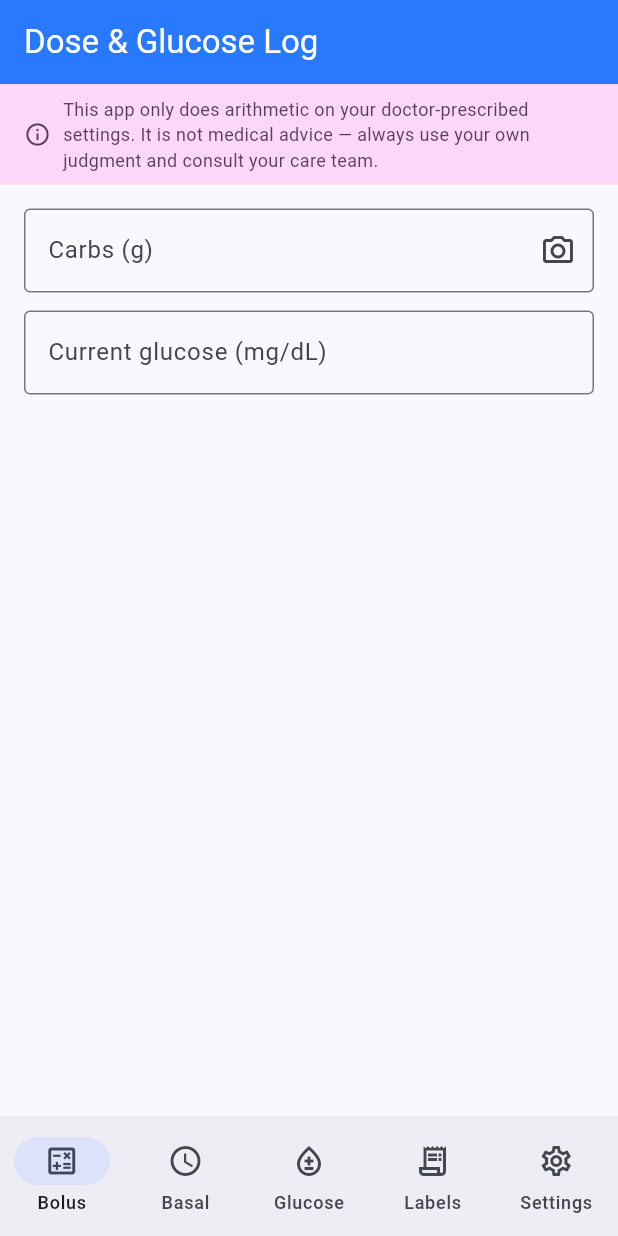
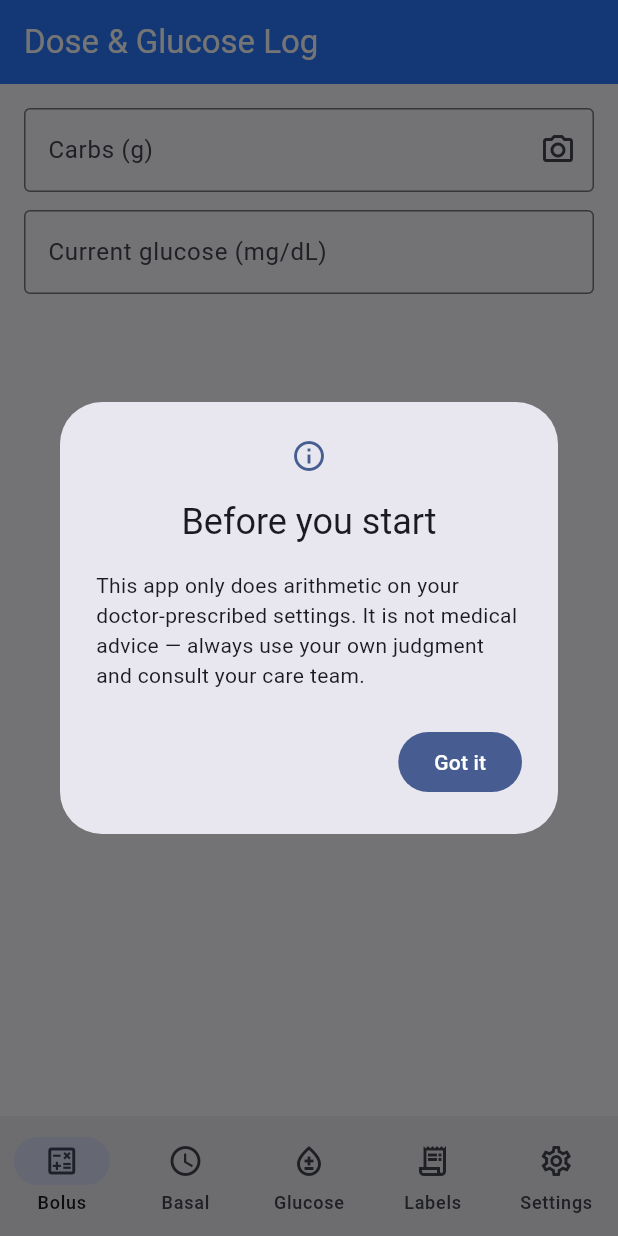
Before and after one commit to jaredkees04-png/diabetes, a Flutter app: the screen it shows after launch, on a phone screen of 412 x 824 dp. Run offline on Flutter 3.47's test engine with Material 3 defaults, Android fonts, the phone set to English and light mode, and no system bars; our stand-ins replace flutter_riverpod, image_picker, shared_preferences, sqflite, sqflite_common_ffi_web, web; missing offline and left inert: dart:js_interop; accounts and stored records are empty.

Commit message:
Turn the disclaimer into a dialog shown once per launch
Was a persistent banner pinned to the top of every screen, tinted
with the theme's tertiary color (a pink the user didn't like). Now
it's a dialog shown once each time the app opens — user has to tap
"Got it" to dismiss (no tap-outside-to-close, so it can't be missed
by accident) — using plain neutral dialog styling instead of a
colored banner, freeing up a full screen's worth of vertical space
on every tab.

Verified end-to-end against a real (headless) browser build: dialog
appears on load, dismisses on "Got it", and reappears on a fresh
reload (not a one-time-ever flag).

Co-Authored-By: Claude Sonnet 5 <noreply@anthropic.com>
Claude-Session: https://claude.ai/code/session_012iYgXnDVRQ266esQSzZ2EM

```diff
--- a/lib/app/home_shell.dart
+++ b/lib/app/home_shell.dart
@@ -26,17 +26,18 @@ class _HomeShellState extends State<HomeShell> {
   ];
 
   @override
+  void initState() {
+    super.initState();
+    WidgetsBinding.instance.addPostFrameCallback((_) {
+      if (mounted) showDisclaimerDialog(context);
+    });
+  }
+
+  @override
   Widget build(BuildContext context) {
     return Scaffold(
       appBar: AppBar(title: const Text('Dose & Glucose Log')),
-      body: Column(
-        children: [
-          const DisclaimerBanner(),
-          Expanded(
-            child: IndexedStack(index: _tabIndex, children: _screens),
-          ),
-        ],
-      ),
+      body: IndexedStack(index: _tabIndex, children: _screens),
       bottomNavigationBar: NavigationBar(
         selectedIndex: _tabIndex,
         onDestinationSelected: (index) => setState(() => _tabIndex = index),
--- a/lib/widgets/disclaimer_banner.dart
+++ b/lib/widgets/disclaimer_banner.dart
@@ -1,32 +1,29 @@
 import 'package:flutter/material.dart';
 
-/// Persistent, non-dismissible reminder that this app only does
-/// arithmetic on values a doctor prescribed — it is not medical advice.
-/// Shown on every screen, not just once on launch.
-class DisclaimerBanner extends StatelessWidget {
-  const DisclaimerBanner({super.key});
-
-  @override
-  Widget build(BuildContext context) {
+/// Shown once each time the app opens — the user must tap "Got it" to
+/// dismiss. Reminds them this app only does arithmetic on values a doctor
+/// prescribed; it is not medical advice.
+Future<void> showDisclaimerDialog(BuildContext context) {
+  return showDialog<void>(
+    context: context,
+    barrierDismissible: false,
+    builder: (context) {
       final colorScheme = Theme.of(context).colorScheme;
-    return Container(
-      width: double.infinity,
-      padding: const EdgeInsets.symmetric(horizontal: 16, vertical: 8),
-      color: colorScheme.tertiaryContainer,
-      child: Row(
-        children: [
-          Icon(Icons.info_outline, size: 18, color: colorScheme.onTertiaryContainer),
-          const SizedBox(width: 8),
-          Expanded(
-            child: Text(
+      return AlertDialog(
+        icon: Icon(Icons.info_outline, color: colorScheme.primary),
+        title: const Text('Before you start'),
+        content: const Text(
           'This app only does arithmetic on your doctor-prescribed settings. '
           'It is not medical advice — always use your own judgment and '
           'consult your care team.',
-              style: TextStyle(fontSize: 12, color: colorScheme.onTertiaryContainer),
         ),
+        actions: [
+          FilledButton(
+            onPressed: () => Navigator.of(context).pop(),
+            child: const Text('Got it'),
           ),
         ],
-      ),
+      );
+    },
   );
 }
-}
```
Also changed, not shown: 1 other file. Lines whose indentation alone changed are shown as unchanged.
